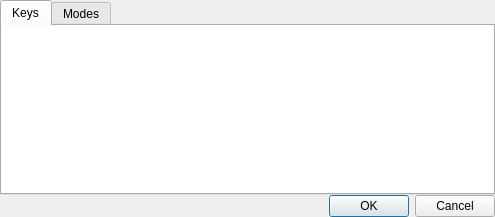
Old version of the form src/common/views/keybindingdialog.ui in the repository rbarreiros/vstboard.
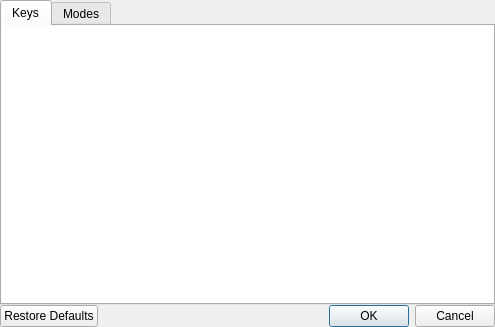
New version of the form. Icons and pictures are not drawn.

The edit to the form file:
```diff
--- a/src/common/views/keybindingdialog.ui
+++ b/src/common/views/keybindingdialog.ui
@@ -7,7 +7,7 @@
     <x>0</x>
     <y>0</y>
     <width>495</width>
-    <height>217</height>
+    <height>327</height>
    </rect>
   </property>
   <property name="windowTitle">
@@ -125,14 +125,18 @@
     </widget>
    </item>
    <item>
+    <layout class="QHBoxLayout" name="horizontalLayout_3">
+     <item>
     <widget class="QDialogButtonBox" name="buttonBox">
      <property name="orientation">
       <enum>Qt::Horizontal</enum>
      </property>
      <property name="standardButtons">
-      <set>QDialogButtonBox::Cancel|QDialogButtonBox::Ok</set>
-     </property>
-    </widget>
+        <set>QDialogButtonBox::Cancel|QDialogButtonBox::Ok|QDialogButtonBox::RestoreDefaults</set>
+       </property>
+      </widget>
+     </item>
+    </layout>
    </item>
   </layout>
  </widget>
```
Left out of the diff: 8 changed lines with no effect on the pictures. Lines whose indentation alone changed are shown as unchanged.
